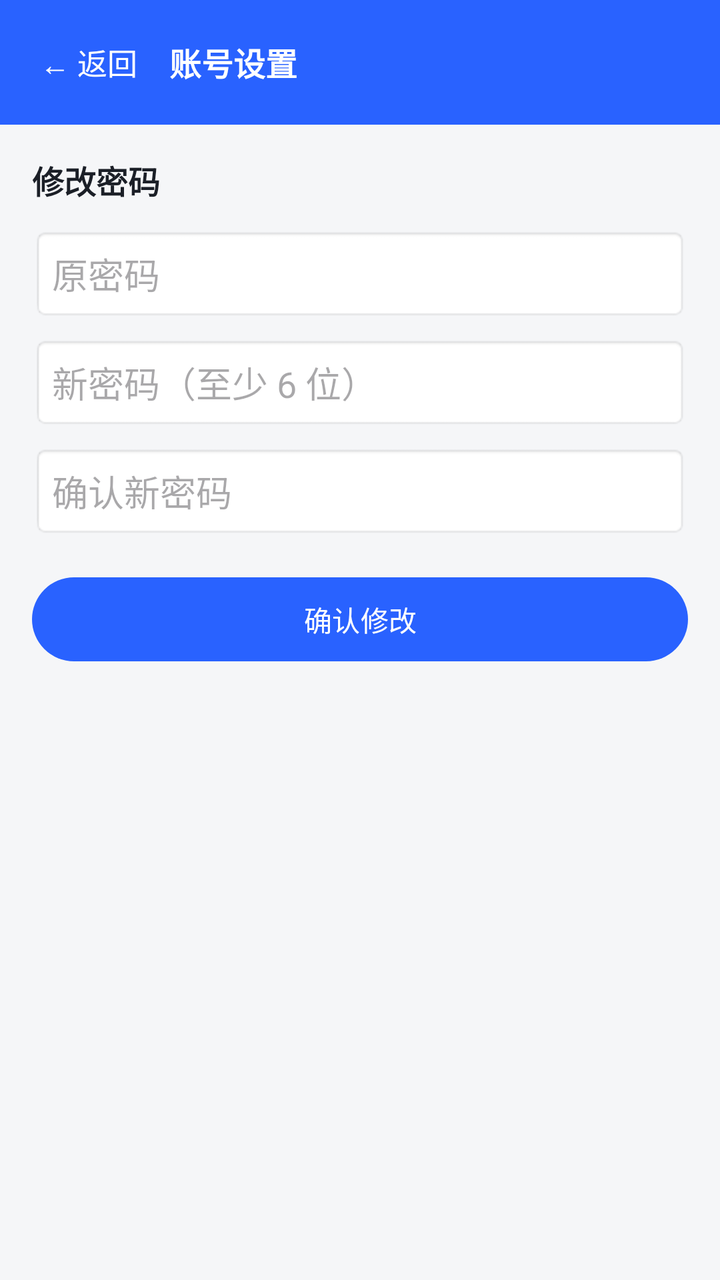
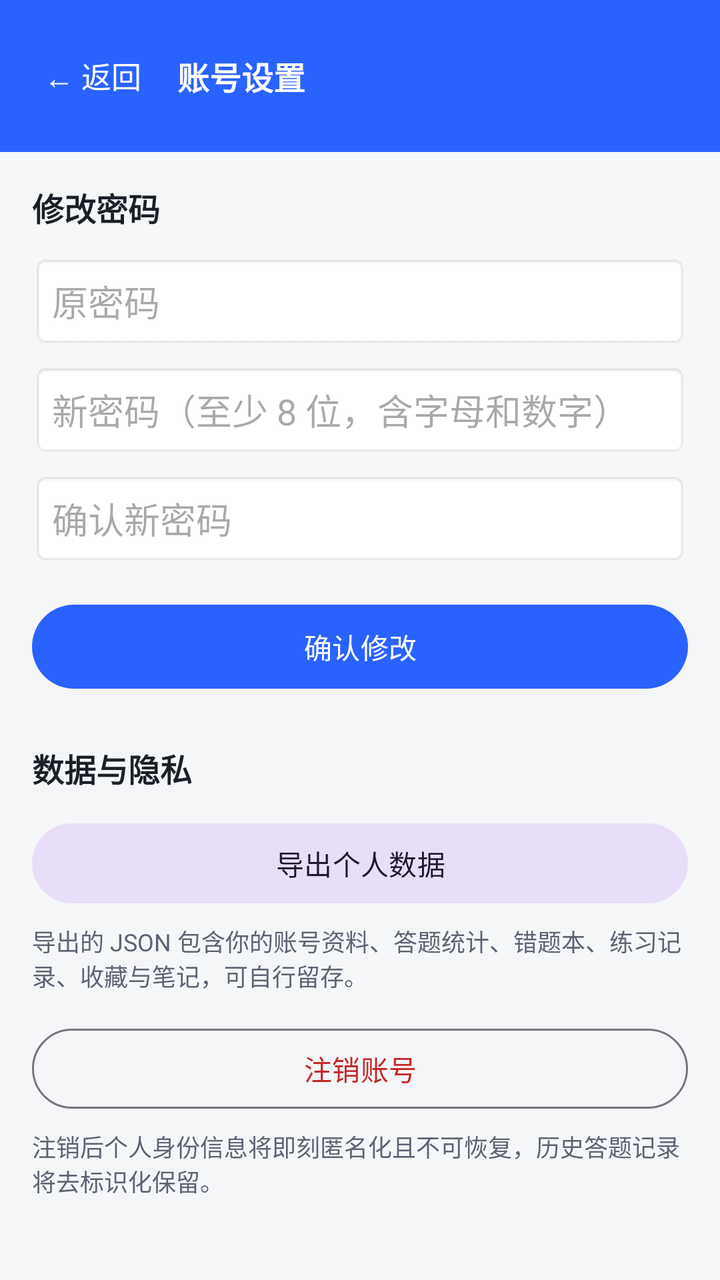

Before-and-after screenshots of an Android layout around one commit, followed by the original layout XML and the change that was made.
<!-- AndroidManifest.xml: application theme Theme.ExamPrep -->
<!-- res/layout/activity_account.xml -->
<?xml version="1.0" encoding="utf-8"?>
<LinearLayout xmlns:android="http://schemas.android.com/apk/res/android"
    android:layout_width="match_parent" android:layout_height="match_parent"
    android:orientation="vertical" android:background="@color/bg">

    <LinearLayout
        android:layout_width="match_parent" android:layout_height="wrap_content"
        android:background="@color/primary" android:gravity="center_vertical"
        android:orientation="horizontal" android:padding="14dp">
        <TextView
            android:id="@+id/btnBack"
            android:layout_width="wrap_content" android:layout_height="wrap_content"
            android:padding="6dp" android:text="← 返回"
            android:textColor="#FFFFFF" android:textSize="15sp" />
        <TextView
            android:layout_width="0dp" android:layout_weight="1"
            android:layout_height="wrap_content" android:layout_marginStart="10dp"
            android:text="账号设置" android:textColor="#FFFFFF" android:textSize="16sp"
            android:textStyle="bold" />
    </LinearLayout>

    <LinearLayout
        android:layout_width="match_parent" android:layout_height="wrap_content"
        android:orientation="vertical" android:padding="16dp">

        <TextView style="@style/CardTitle" android:text="修改密码" android:textSize="16sp" />

        <EditText
            android:id="@+id/etOld"
            android:layout_width="match_parent" android:layout_height="wrap_content"
            android:layout_marginTop="12dp" android:hint="原密码" android:inputType="textPassword"
            android:background="@android:drawable/editbox_background" android:padding="10dp" />

        <EditText
            android:id="@+id/etNew"
            android:layout_width="match_parent" android:layout_height="wrap_content"
            android:layout_marginTop="8dp" android:hint="新密码（至少 6 位）" android:inputType="textPassword"
            android:background="@android:drawable/editbox_background" android:padding="10dp" />

        <EditText
            android:id="@+id/etConfirm"
            android:layout_width="match_parent" android:layout_height="wrap_content"
            android:layout_marginTop="8dp" android:hint="确认新密码" android:inputType="textPassword"
            android:background="@android:drawable/editbox_background" android:padding="10dp" />

        <com.google.android.material.button.MaterialButton
            android:id="@+id/btnChange"
            android:layout_width="match_parent" android:layout_height="50dp"
            android:layout_marginTop="16dp" android:text="确认修改" />
    </LinearLayout>
</LinearLayout>
<!-- resources referenced by this layout -->
<resources>
  <color name="bg">#F5F6F8</color>
  <color name="primary">#2962FF</color>
  <style name="CardTitle">
          <item name="android:layout_width">wrap_content</item>
          <item name="android:layout_height">wrap_content</item>
          <item name="android:textColor">@color/text_main</item>
          <item name="android:textSize">15sp</item>
          <item name="android:textStyle">bold</item>
      </style>
  <style name="Theme.ExamPrep" parent="Theme.Material3.DayNight.NoActionBar">
          <item name="colorPrimary">@color/primary</item>
          <item name="colorOnPrimary">#FFFFFF</item>
          <item name="colorPrimaryContainer">@color/chip_bg</item>
          <item name="colorSecondary">@color/accent</item>
          <item name="android:colorBackground">@color/bg</item>
          <item name="colorSurface">@color/card</item>
          <item name="android:statusBarColor">@color/primary</item>
          <item name="android:textColorPrimary">@color/text_main</item>
          <item name="android:textColorSecondary">@color/text_sub</item>
      </style>
  <color name="text_main">#1B1F27</color>
  <color name="chip_bg">#EEF2FF</color>
  <color name="accent">#00BFA5</color>
  <color name="card">#FFFFFF</color>
  <color name="text_sub">#7A8190</color>
</resources>

<!-- the commit's change to res/layout/activity_account.xml (unified diff, before → after) -->
@@ -8,6 +8,7 @@
         android:background="@color/primary" android:gravity="center_vertical"
         android:orientation="horizontal" android:padding="14dp">
         <TextView
+            style="@style/TopAction"
             android:id="@+id/btnBack"
             android:layout_width="wrap_content" android:layout_height="wrap_content"
             android:padding="6dp" android:text="← 返回"
@@ -19,33 +20,66 @@
             android:textStyle="bold" />
     </LinearLayout>
 
-    <LinearLayout
-        android:layout_width="match_parent" android:layout_height="wrap_content"
-        android:orientation="vertical" android:padding="16dp">
+    <ScrollView
+        android:layout_width="match_parent" android:layout_height="0dp"
+        android:layout_weight="1" android:fillViewport="true">
 
-        <TextView style="@style/CardTitle" android:text="修改密码" android:textSize="16sp" />
+        <LinearLayout
+            android:layout_width="match_parent" android:layout_height="wrap_content"
+            android:orientation="vertical" android:padding="16dp">
 
-        <EditText
-            android:id="@+id/etOld"
-            android:layout_width="match_parent" android:layout_height="wrap_content"
-            android:layout_marginTop="12dp" android:hint="原密码" android:inputType="textPassword"
-            android:background="@android:drawable/editbox_background" android:padding="10dp" />
+            <TextView style="@style/CardTitle" android:text="修改密码" android:textSize="16sp" />
 
-        <EditText
-            android:id="@+id/etNew"
-            android:layout_width="match_parent" android:layout_height="wrap_content"
-            android:layout_marginTop="8dp" android:hint="新密码（至少 6 位）" android:inputType="textPassword"
-            android:background="@android:drawable/editbox_background" android:padding="10dp" />
+            <EditText
+                android:id="@+id/etOld"
+                android:layout_width="match_parent" android:layout_height="wrap_content"
+                android:layout_marginTop="12dp" android:hint="原密码" android:inputType="textPassword"
+                android:background="@android:drawable/editbox_background" android:padding="10dp" />
 
-        <EditText
-            android:id="@+id/etConfirm"
-            android:layout_width="match_parent" android:layout_height="wrap_content"
-            android:layout_marginTop="8dp" android:hint="确认新密码" android:inputType="textPassword"
-            android:background="@android:drawable/editbox_background" android:padding="10dp" />
+            <EditText
+                android:id="@+id/etNew"
+                android:layout_width="match_parent" android:layout_height="wrap_content"
+                android:layout_marginTop="8dp" android:hint="新密码（至少 8 位，含字母和数字）" android:inputType="textPassword"
+                android:background="@android:drawable/editbox_background" android:padding="10dp" />
 
-        <com.google.android.material.button.MaterialButton
-            android:id="@+id/btnChange"
-            android:layout_width="match_parent" android:layout_height="50dp"
-            android:layout_marginTop="16dp" android:text="确认修改" />
-    </LinearLayout>
+            <EditText
+                android:id="@+id/etConfirm"
+                android:layout_width="match_parent" android:layout_height="wrap_content"
+                android:layout_marginTop="8dp" android:hint="确认新密码" android:inputType="textPassword"
+                android:background="@android:drawable/editbox_background" android:padding="10dp" />
+
+            <com.google.android.material.button.MaterialButton
+                android:id="@+id/btnChange"
+                android:layout_width="match_parent" android:layout_height="50dp"
+                android:layout_marginTop="16dp" android:text="确认修改" />
+
+            <TextView style="@style/CardTitle" android:layout_marginTop="24dp"
+                android:text="数据与隐私" android:textSize="16sp" />
+
+            <com.google.android.material.button.MaterialButton
+                android:id="@+id/btnExport"
+                style="@style/Widget.Material3.Button.TonalButton"
+                android:layout_width="match_parent" android:layout_height="48dp"
+                android:layout_marginTop="12dp" android:text="导出个人数据" />
+
+            <TextView
+                android:layout_width="match_parent" android:layout_height="wrap_content"
+                android:layout_marginTop="6dp"
+                android:text="导出的 JSON 包含你的账号资料、答题统计、错题本、练习记录、收藏与笔记，可自行留存。"
+                android:textColor="@color/text_sub" android:textSize="12sp" />
+
+            <com.google.android.material.button.MaterialButton
+                android:id="@+id/btnDeactivate"
+                style="@style/Widget.Material3.Button.OutlinedButton"
+                android:layout_width="match_parent" android:layout_height="48dp"
+                android:layout_marginTop="14dp" android:text="注销账号"
+                android:textColor="@color/wrong" />
+
+            <TextView
+                android:layout_width="match_parent" android:layout_height="wrap_content"
+                android:layout_marginTop="6dp" android:layout_marginBottom="16dp"
+                android:text="注销后个人身份信息将即刻匿名化且不可恢复，历史答题记录将去标识化保留。"
+                android:textColor="@color/text_sub" android:textSize="12sp" />
+        </LinearLayout>
+    </ScrollView>
 </LinearLayout>
<!-- resource entries referenced after the edit -->
@@ -8,6 +8,18 @@
           <item name="android:textColor">@color/text_main</item>
           <item name="android:textSize">15sp</item>
           <item name="android:textStyle">bold</item>
+      </style>
+  <style name="TopAction">
+          <item name="android:layout_width">wrap_content</item>
+          <item name="android:layout_height">wrap_content</item>
+          <item name="android:minWidth">48dp</item>
+          <item name="android:minHeight">48dp</item>
+          <item name="android:gravity">center</item>
+          <item name="android:paddingStart">8dp</item>
+          <item name="android:paddingEnd">8dp</item>
+          <item name="android:textColor">#FFFFFF</item>
+          <item name="android:textSize">15sp</item>
+          <item name="android:background">?attr/selectableItemBackground</item>
       </style>
   <style name="Theme.ExamPrep" parent="Theme.Material3.DayNight.NoActionBar">
           <item name="colorPrimary">@color/primary</item>
@@ -24,6 +36,7 @@
   <color name="chip_bg">#EEF2FF</color>
   <color name="accent">#00BFA5</color>
   <color name="card">#FFFFFF</color>
-  <color name="text_sub">#7A8190</color>
+  <color name="text_sub">#5C6472</color>
+  <color name="wrong">#C62828</color>
 </resources>
 
